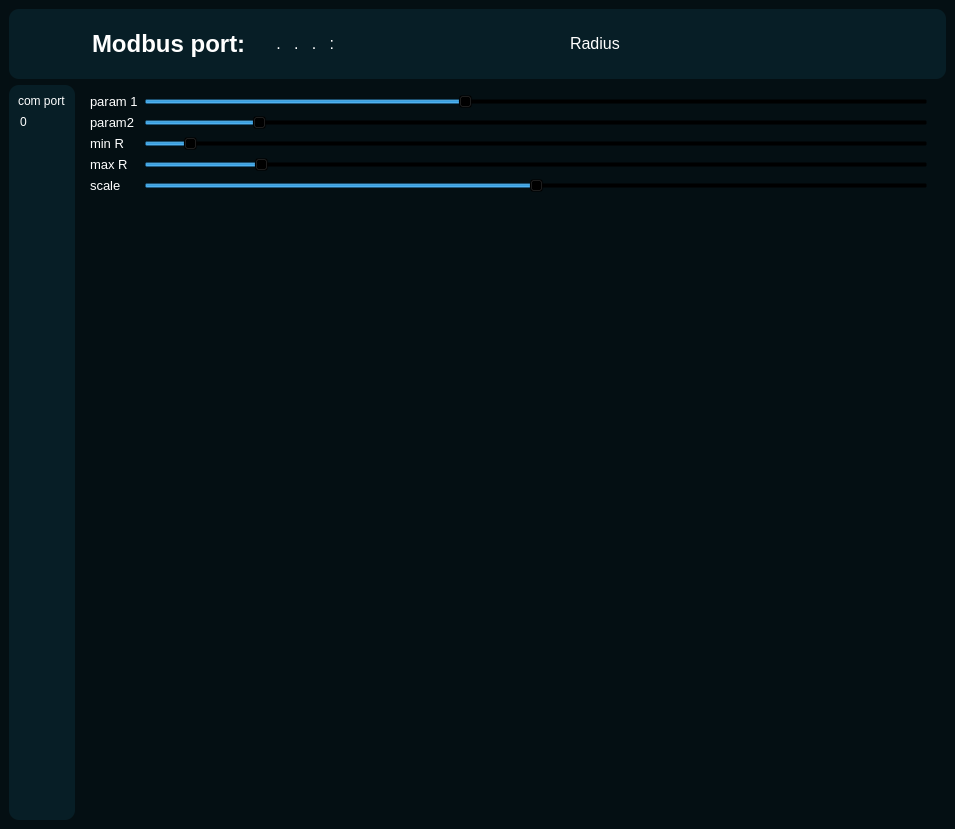
The window that video_streaming.ui (Kurmambet/PromR_App) describes before a commit, drawn with Qt 5.
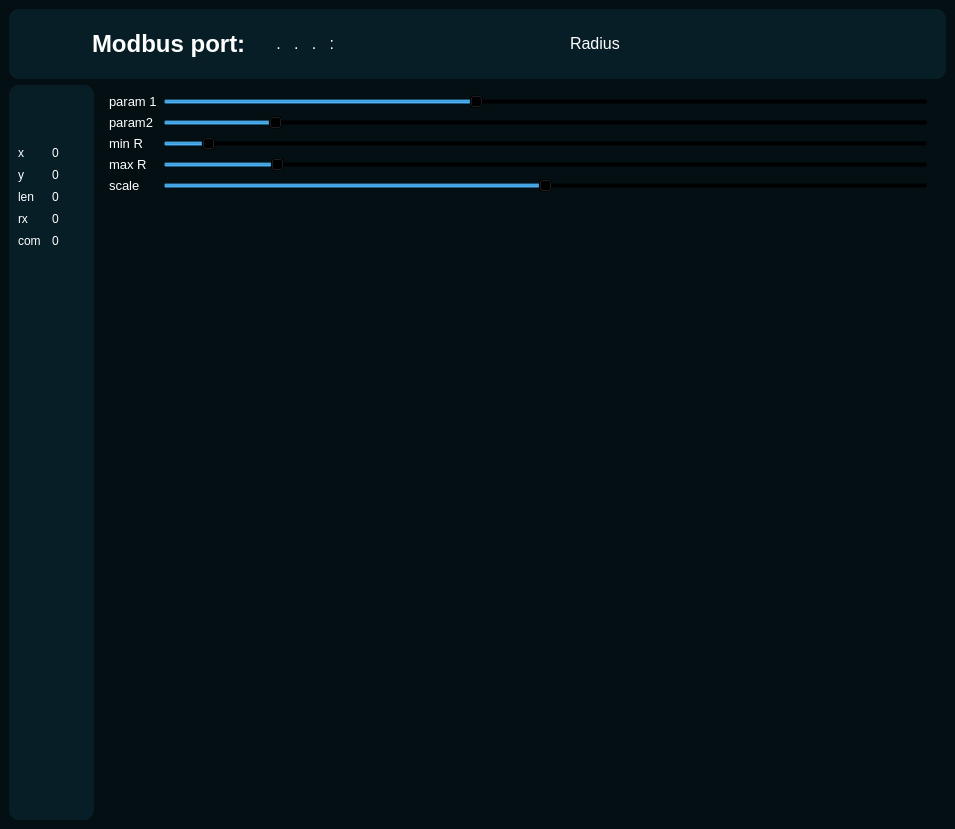
The same window after the commit. Icons and pictures are not drawn.

```diff
--- a/video_streaming.ui
+++ b/video_streaming.ui
@@ -261,16 +261,6 @@
              <enum>QFrame::Raised</enum>
             </property>
             <layout class="QVBoxLayout" name="verticalLayout_3">
-             <item>
-              <widget class="QLabel" name="label_8">
-               <property name="text">
-                <string>com port</string>
-               </property>
-              </widget>
-             </item>
-             <item>
-              <widget class="QSpinBox" name="spinBoxCOMPORT"/>
-             </item>
              <item>
               <widget class="QPushButton" name="start_stop_btn">
                <property name="minimumSize">
@@ -306,6 +296,85 @@
                </property>
               </widget>
              </item>
+             <item>
+              <layout class="QFormLayout" name="formLayout">
+               <item row="0" column="0">
+                <widget class="QLabel" name="label_X">
+                 <property name="font">
+                  <font>
+                   <pointsize>9</pointsize>
+                  </font>
+                 </property>
+                 <property name="text">
+                  <string>x</string>
+                 </property>
+                </widget>
+               </item>
+               <item row="0" column="1">
+                <widget class="QSpinBox" name="spinBoxX"/>
+               </item>
+               <item row="1" column="0">
+                <widget class="QLabel" name="label_Y">
+                 <property name="font">
+                  <font>
+                   <pointsize>9</pointsize>
+                  </font>
+                 </property>
+                 <property name="text">
+                  <string>y</string>
+                 </property>
+                </widget>
+               </item>
+               <item row="1" column="1">
+                <widget class="QSpinBox" name="spinBoxY"/>
+               </item>
+               <item row="2" column="0">
+                <widget class="QLabel" name="label_LEN">
+                 <property name="font">
+                  <font>
+                   <pointsize>9</pointsize>
+                  </font>
+                 </property>
+                 <property name="text">
+                  <string>len</string>
+                 </property>
+                </widget>
+               </item>
+               <item row="2" column="1">
+                <widget class="QSpinBox" name="spinBoxLEN"/>
+               </item>
+               <item row="3" column="0">
+                <widget class="QLabel" name="label_RX">
+                 <property name="font">
+                  <font>
+                   <pointsize>9</pointsize>
+                  </font>
+                 </property>
+                 <property name="text">
+                  <string>rx</string>
+                 </property>
+                </widget>
+               </item>
+               <item row="3" column="1">
+                <widget class="QSpinBox" name="spinBoxRX"/>
+               </item>
+               <item row="4" column="0">
+                <widget class="QLabel" name="label_COMPORT">
+                 <property name="font">
+                  <font>
+                   <pointsize>9</pointsize>
+                  </font>
+                 </property>
+                 <property name="text">
+                  <string>com </string>
+                 </property>
+                </widget>
+               </item>
+               <item row="4" column="1">
+                <widget class="QSpinBox" name="spinBoxCOMPORT"/>
+               </item>
+              </layout>
+             </item>
             </layout>
            </widget>
           </item>
```
Left out of the diff: 63 changed lines with no effect on the pictures.
